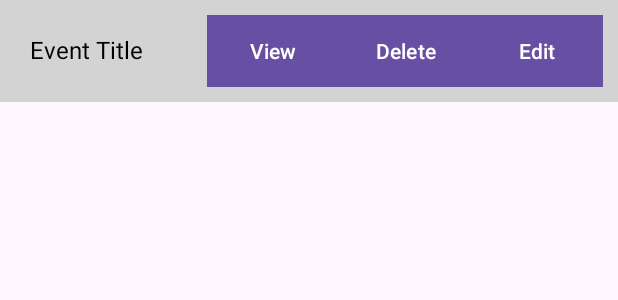
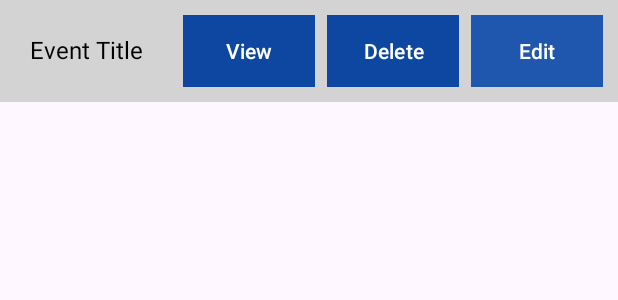
Before and after one commit to CMPUT301F24mikasa/Event-Lottery-App, an Android app: the layout activity_event_list_item.xml on its own in the app's theme, with its tools: preview values and no code run, on a phone screen of 412 x 824 dp. Shown: the top 300 px of the screen. Run offline under Robolectric (Android 15) with nearby library versions, the phone set to English and light mode, and no system bars.

Commit message:
Add files via upload

```diff
--- a/CMPUT301F24mikasa/app/src/main/res/layout/activity_event_list_item.xml
+++ b/CMPUT301F24mikasa/app/src/main/res/layout/activity_event_list_item.xml
@@ -1,5 +1,6 @@
 <LinearLayout
     xmlns:android="http://schemas.android.com/apk/res/android"
+    xmlns:app="http://schemas.android.com/apk/res-auto"
     android:layout_width="match_parent"
     android:layout_height="wrap_content"
     android:orientation="horizontal"
@@ -22,28 +23,33 @@
         android:id="@+id/view_button"
         android:layout_width="wrap_content"
         android:layout_height="wrap_content"
+        android:layout_marginEnd="8dp"
+        app:backgroundTint="@null"
+        android:background="#0D47A1"
+        android:padding="5dp"
         android:text="View"
-        android:background="#0D47A1"
         android:textColor="#FFFFFF"
-        android:padding="5dp" />
+        app:cornerRadius="60dp" /> <!-- Add margin here -->
 
-    <!-- Delete Button -->
     <Button
         android:id="@+id/delete_button"
         android:layout_width="wrap_content"
         android:layout_height="wrap_content"
+        android:layout_marginEnd="8dp"
+        app:backgroundTint="@null"
+        android:background="#0D47A1"
+        android:padding="5dp"
         android:text="Delete"
-        android:background="#0D47A1"
-        android:textColor="#FFFFFF"
-        android:padding="5dp" />
+        android:textColor="#FFFFFF" /> <!-- Add margin here -->
 
     <!-- Edit Button -->
     <Button
         android:id="@+id/edit_button"
         android:layout_width="wrap_content"
         android:layout_height="wrap_content"
+        app:backgroundTint="@null"
+        android:background="#1E57AD"
+        android:padding="5dp"
         android:text="Edit"
-        android:background="#0D47A1"
-        android:textColor="#FFFFFF"
-        android:padding="5dp" />
+        android:textColor="#FFFFFF" />
 </LinearLayout>
--- a/CMPUT301F24mikasa/app/src/main/res/layout/activity_organizer_manage_events.xml
+++ b/CMPUT301F24mikasa/app/src/main/res/layout/activity_organizer_manage_events.xml
@@ -4,11 +4,13 @@
     android:layout_height="match_parent">
 
     <!-- Header Text -->
+
+    <!-- List of Events (Gray Boxes) -->
+
     <TextView
         android:id="@+id/headerTextView"
         android:layout_width="match_parent"
         android:layout_height="wrap_content"
-        android:layout_marginTop="20dp"
         android:background="#0D47A1"
         android:gravity="center"
         android:padding="16dp"
@@ -17,10 +19,10 @@
         android:textSize="20sp"
         android:textStyle="bold"
         app:layout_constraintEnd_toEndOf="parent"
+        app:layout_constraintHorizontal_bias="0.0"
         app:layout_constraintStart_toStartOf="parent"
         app:layout_constraintTop_toTopOf="parent" />
 
-    <!-- List of Events (Gray Boxes) -->
     <ListView
         android:id="@+id/event_list_view"
         android:layout_width="0dp"
```
Also changed, not shown: CMPUT301F24mikasa/app/src/main/res/layout/activity_event_waiting_list.xml (+16 -3 lines).
